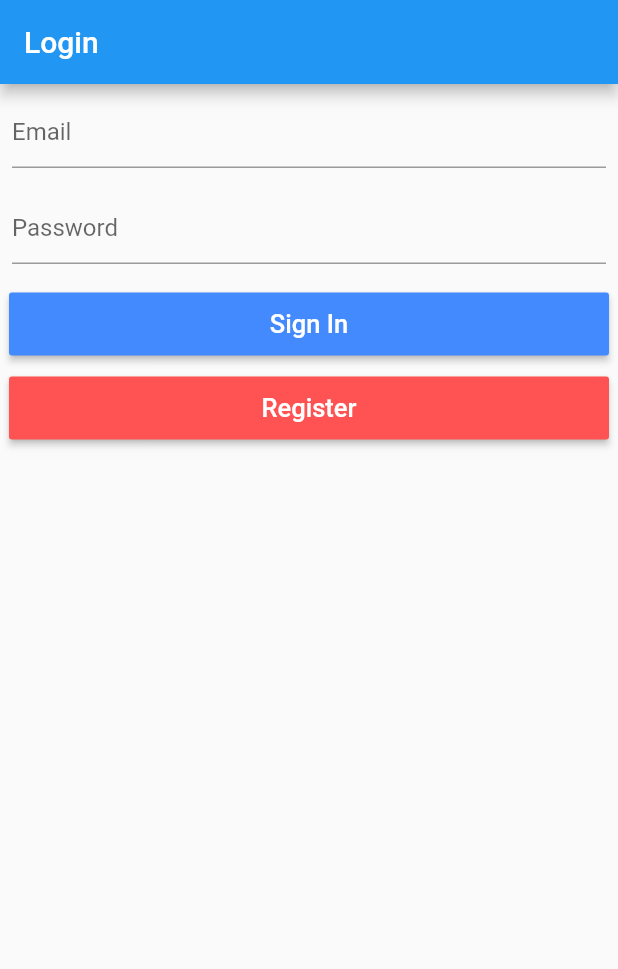
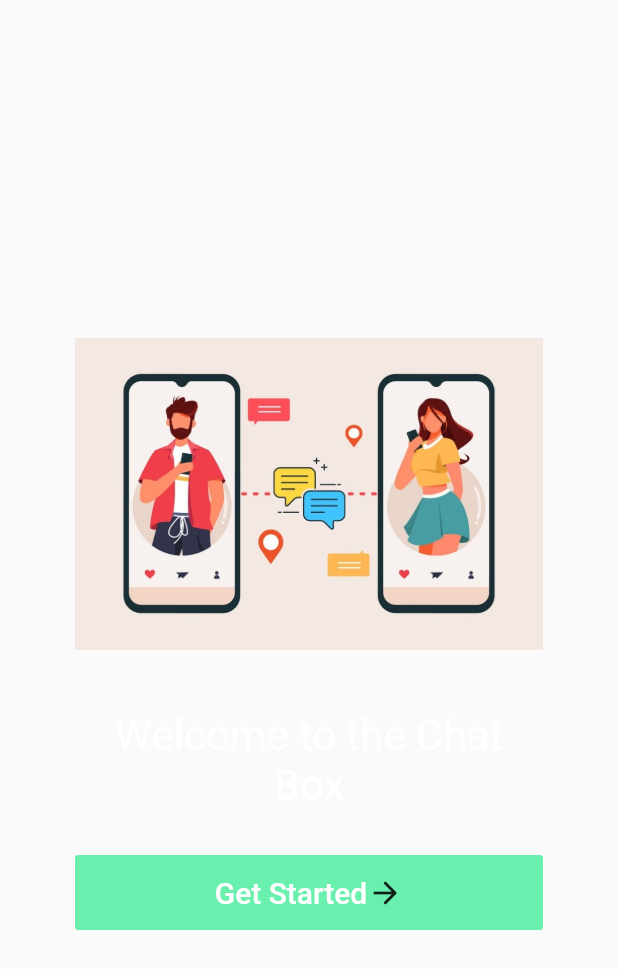
Before and after one commit to HiteshDeswal/chat-app, a Flutter app: the screen it shows after launch, on a phone screen of 412 x 824 dp. Shown: the top 969 px of the screen. Run offline on Flutter 3.47's test engine with Material 2 defaults, Android fonts, the phone set to English and light mode, and no system bars; our stand-ins replace cloud_firestore, firebase_auth, firebase_core; accounts and stored records are empty.

Commit message:
new files updated

```diff
--- a/lib/main.dart
+++ b/lib/main.dart
@@ -1,4 +1,5 @@
-import 'package:chat_box/screens/login_screen.dart';
+
+import 'package:chat_box/screens/splash_screen.dart';
 import 'package:flutter/material.dart';
 import 'package:firebase_core/firebase_core.dart';
 
@@ -16,7 +17,7 @@ class ChatBox extends StatelessWidget {
   Widget build(BuildContext context) {
     return MaterialApp(
       debugShowCheckedModeBanner: false,
-      home: Login(),
+      home: Splash(),
     );
   }
 }
--- a/lib/screens/login_screen.dart
+++ b/lib/screens/login_screen.dart
@@ -1,33 +1,32 @@
+import 'package:chat_box/screens/signup_screen.dart';
 import 'package:firebase_auth/firebase_auth.dart';
 import 'package:flutter/material.dart';
 import 'home_screen.dart';
-// import 'package:modal_progress_hud/modal_progress_hud.dart';
 
 class Login extends StatefulWidget {
 
   const Login({Key? key}) : super(key: key);
-
 
   @override
   _LoginState createState() => _LoginState();
 }
 
 class _LoginState extends State<Login> {
-  // bool showSpinner = false;
 
-
-   late String _email, _password;
   final auth = FirebaseAuth.instance;
+  late String _email, _password;
 
 
   @override
   Widget build(BuildContext context) {
     return Scaffold(
-      appBar: AppBar(
-        title: Text('Login'),
+      appBar: AppBar
+        (backgroundColor: Colors.transparent,
+      elevation: 0,
       ),
       body: Column(
           children: [
+            SizedBox( height: 100.0),
             Padding(
               padding: const EdgeInsets.all(8.0),
               child: TextField(
@@ -37,7 +36,7 @@ class _LoginState extends State<Login> {
                 onChanged: (value){
 
                   setState(() {
-                    _email = value.trim();
+                    _email = value;
                   });
                 },
 
@@ -52,7 +51,7 @@ class _LoginState extends State<Login> {
                 ),
                 onChanged: (value){
                   setState(() {
-                    _password = value.trim();
+                    _password = value;
                   });
                 },
 
@@ -61,29 +60,34 @@ class _LoginState extends State<Login> {
 
             SizedBox(height: 8,),
 
-            MaterialButton(onPressed: ()=>
-
-            {
-              auth.signInWithEmailAndPassword(email: _email, password: _password),
-              Navigator.push(context, MaterialPageRoute(builder: (context)
-              => HomeScreen()))
+            MaterialButton(onPressed: () async {
+              try {
+                final newuser = await auth.signInWithEmailAndPassword(
+                    email: _email, password: _password);
+                if(newuser !=  null)
+                {
+                  Navigator.push(context, MaterialPageRoute(builder: (context)
+                  => HomeScreen()));
+                }
+              }
+              catch(e){
+                print(e);
+              }
             },
               minWidth: 400.0,
               height: 42.0,
               color: Colors.blueAccent,
-              child: Text("Sign In", style: TextStyle(
+              child: Text("Login", style: TextStyle(
                   color: Colors.white, fontSize: 17
               ),),
-
             ),
 
             SizedBox(height: 8,),
 
             MaterialButton(onPressed: ()=>
             {
-              auth.createUserWithEmailAndPassword(email: _email, password: _password),
               Navigator.push(context, MaterialPageRoute(builder: (context)
-              => HomeScreen()))
+              => SignUp()))
             },
               minWidth: 400.0,
               height: 42.0,
--- /dev/null
+++ b/lib/screens/welcome_scrren.dart
@@ -0,0 +1,52 @@
+import 'package:flutter/material.dart';
+
+import 'login_screen.dart';
+
+
+class WelcomeScreen extends StatefulWidget {
+  const WelcomeScreen({Key? key}) : super(key: key);
+
+  @override
+  _WelcomeScreenState createState() => _WelcomeScreenState();
+}
+
+class _WelcomeScreenState extends State<WelcomeScreen> {
+  @override
+  Widget build(BuildContext context) {
+    return Scaffold(
+      // backgroundColor: primaryColor,
+
+      body: Container(
+        margin: EdgeInsets.symmetric(horizontal: 50),
+        child: Column(
+          mainAxisAlignment: MainAxisAlignment.center,
+          children: <Widget>[
+            Image.asset("images/chat3.jpg",
+              height: 250,),
+            SizedBox(height: 20,),
+            Text('Welcome to the Chat Box',
+              textAlign: TextAlign.center,
+              style: TextStyle(color: Colors.white, fontSize: 28),),
+            SizedBox(height: 30,),
+            MaterialButton(
+              elevation: 0,
+              height: 50,
+              onPressed: () {
+                Navigator.push(context,
+                    MaterialPageRoute(builder: (context) => Login()));
+              },
+              color: Colors.greenAccent,
+              child: Row(
+                mainAxisAlignment: MainAxisAlignment.center,
+                children: <Widget>[
+                  Text('Get Started',
+                      style: TextStyle(color: Colors.white, fontSize: 20)),
+                  Icon(Icons.arrow_forward_rounded)
+                ],
+              ),
+            )],
+        ),
+      ),
+    );
+  }
+}
```
Also changed, not shown: lib/screens/home_screen.dart (+106 -7 lines), lib/screens/signup_screen.dart (+85 -0 lines), lib/screens/splash_screen.dart (added, +36 -0 lines), pubspec.yaml (+2 -7 lines), images/2ndlogo.png (added), images/chat3.jpg (added), images/first.png (added), images/logo.png (added), pubspec.lock (deleted), 6 other files.
